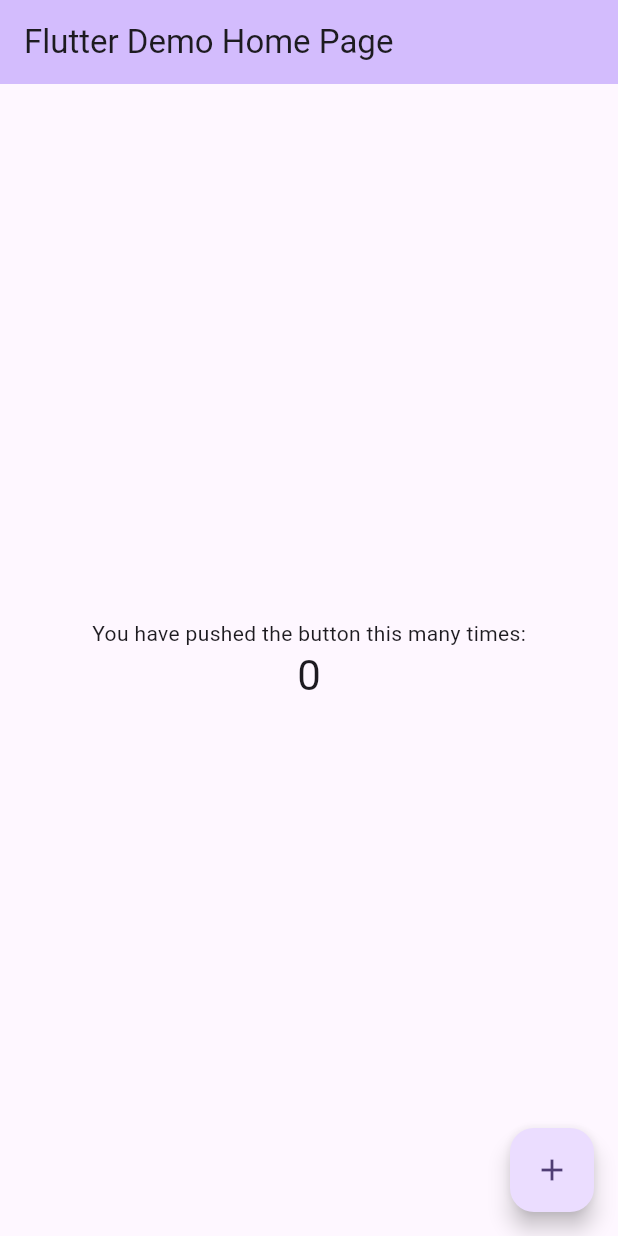
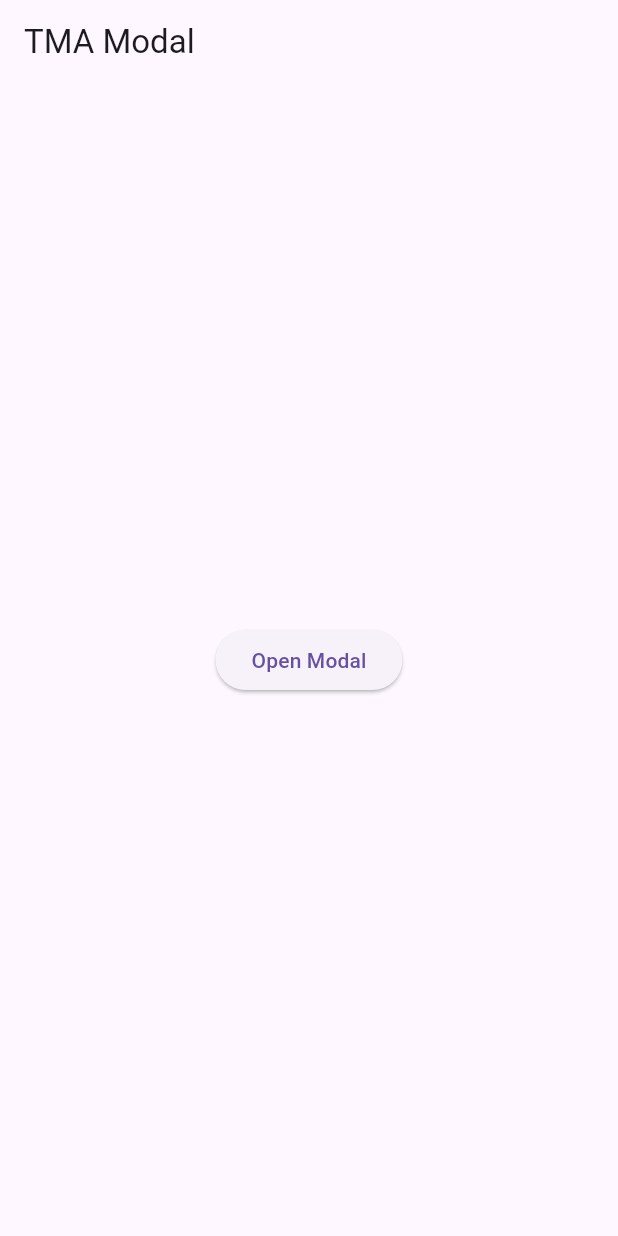
Before and after one commit to MKGone/TMA_task, a Flutter app: the screen it shows after launch, on a phone screen of 412 x 824 dp. Run offline on Flutter 3.47's test engine with Material 3 defaults, Android fonts, the phone set to English and light mode, and no system bars; our stand-ins replace equatable, flutter_bloc, webview_flutter.

Commit message:
Implemented main structure

```diff
--- a/lib/domain/entities/modal_entity.dart
+++ b/lib/domain/entities/modal_entity.dart
@@ -0,0 +1,22 @@
+import 'package:equatable/equatable.dart';
+
+enum ModalViewState { collapsed, halfExpanded, fullExpanded }
+
+class ModalEntity extends Equatable {
+  final ModalViewState state;
+  final double heightPercentage;
+  final String url;
+
+  const ModalEntity({required this.state, this.heightPercentage = 0.5, required this.url});
+
+  ModalEntity copyWith({ModalViewState? state, double? heightPercentage, String? url}) {
+    return ModalEntity(
+      state: state ?? this.state,
+      heightPercentage: heightPercentage ?? this.heightPercentage,
+      url: url ?? this.url,
+    );
+  }
+
+  @override
+  List<Object> get props => [state, heightPercentage, url];
+}
--- a/lib/main.dart
+++ b/lib/main.dart
@@ -1,4 +1,7 @@
 import 'package:flutter/material.dart';
+import 'package:flutter_bloc/flutter_bloc.dart';
+import 'package:tma_task/presentation/blocs/modal/modal_bloc.dart';
+import 'package:tma_task/presentation/screens/home_screen.dart';
 
 void main() {
   runApp(const MyApp());
@@ -7,116 +10,13 @@ void main() {
 class MyApp extends StatelessWidget {
   const MyApp({super.key});
 
-  // This widget is the root of your application.
   @override
   Widget build(BuildContext context) {
     return MaterialApp(
-      title: 'Flutter Demo',
-      theme: ThemeData(
-        // This is the theme of your application.
-        //
-        // TRY THIS: Try running your application with "flutter run". You'll see
-        // the application has a purple toolbar. Then, without quitting the app,
-        // try changing the seedColor in the colorScheme below to Colors.green
-        // and then invoke "hot reload" (save your changes or press the "hot
-        // reload" button in a Flutter-supported IDE, or press "r" if you used
-        // the command line to start the app).
-        //
-        // Notice that the counter didn't reset back to zero; the application
-        // state is not lost during the reload. To reset the state, use hot
-        // restart instead.
-        //
-        // This works for code too, not just values: Most code changes can be
-        // tested with just a hot reload.
-        colorScheme: ColorScheme.fromSeed(seedColor: Colors.deepPurple),
-      ),
-      home: const MyHomePage(title: 'Flutter Demo Home Page'),
+      debugShowCheckedModeBanner: false,
+      title: 'TMA Modal',
+      theme: ThemeData(primarySwatch: Colors.blue),
+      home: BlocProvider(create: (_) => ModalBloc(), child: const HomeScreen()),
     );
   }
 }
-
-class MyHomePage extends StatefulWidget {
-  const MyHomePage({super.key, required this.title});
-
-  // This widget is the home page of your application. It is stateful, meaning
-  // that it has a State object (defined below) that contains fields that affect
-  // how it looks.
-
-  // This class is the configuration for the state. It holds the values (in this
-  // case the title) provided by the parent (in this case the App widget) and
-  // used by the build method of the State. Fields in a Widget subclass are
-  // always marked "final".
-
-  final String title;
-
-  @override
-  State<MyHomePage> createState() => _MyHomePageState();
-}
-
-class _MyHomePageState extends State<MyHomePage> {
-  int _counter = 0;
-
-  void _incrementCounter() {
-    setState(() {
-      // This call to setState tells the Flutter framework that something has
-      // changed in this State, which causes it to rerun the build method below
-      // so that the display can reflect the updated values. If we changed
-      // _counter without calling setState(), then the build method would not be
-      // called again, and so nothing would appear to happen.
-      _counter++;
-    });
-  }
-
-  @override
-  Widget build(BuildContext context) {
-    // This method is rerun every time setState is called, for instance as done
-    // by the _incrementCounter method above.
-    //
-    // The Flutter framework has been optimized to make rerunning build methods
-    // fast, so that you can just rebuild anything that needs updating rather
-    // than having to individually change instances of widgets.
-    return Scaffold(
-      appBar: AppBar(
-        // TRY THIS: Try changing the color here to a specific color (to
-        // Colors.amber, perhaps?) and trigger a hot reload to see the AppBar
-        // change color while the other colors stay the same.
-        backgroundColor: Theme.of(context).colorScheme.inversePrimary,
-        // Here we take the value from the MyHomePage object that was created by
-        // the App.build method, and use it to set our appbar title.
-        title: Text(widget.title),
-      ),
-      body: Center(
-        // Center is a layout widget. It takes a single child and positions it
-        // in the middle of the parent.
-        child: Column(
-          // Column is also a layout widget. It takes a list of children and
-          // arranges them vertically. By default, it sizes itself to fit its
-          // children horizontally, and tries to be as tall as its parent.
-          //
-          // Column has various properties to control how it sizes itself and
-          // how it positions its children. Here we use mainAxisAlignment to
-          // center the children vertically; the main axis here is the vertical
-          // axis because Columns are vertical (the cross axis would be
-          // horizontal).
-          //
-          // TRY THIS: Invoke "debug painting" (choose the "Toggle Debug Paint"
-          // action in the IDE, or press "p" in the console), to see the
-          // wireframe for each widget.
-          mainAxisAlignment: MainAxisAlignment.center,
-          children: <Widget>[
-            const Text('You have pushed the button this many times:'),
-            Text(
-              '$_counter',
-              style: Theme.of(context).textTheme.headlineMedium,
-            ),
-          ],
-        ),
-      ),
-      floatingActionButton: FloatingActionButton(
-        onPressed: _incrementCounter,
-        tooltip: 'Increment',
-        child: const Icon(Icons.add),
-      ), // This trailing comma makes auto-formatting nicer for build methods.
-    );
-  }
-}
--- a/lib/presentation/blocs/modal/events/modal_event.dart
+++ b/lib/presentation/blocs/modal/events/modal_event.dart
@@ -0,0 +1,28 @@
+part of '../modal_bloc.dart';
+
+abstract class ModalEvent {
+  const ModalEvent();
+}
+
+class OpenModal extends ModalEvent {
+  final String url;
+  const OpenModal(this.url);
+}
+
+class DragUpdate extends ModalEvent {
+  final double delta;
+  const DragUpdate(this.delta);
+}
+
+class DragEnd extends ModalEvent {
+  final double velocity;
+  const DragEnd(this.velocity);
+}
+
+class CollapseModal extends ModalEvent {
+  const CollapseModal();
+}
+
+class CloseModal extends ModalEvent {
+  const CloseModal();
+}
--- a/lib/presentation/blocs/modal/states/modal_state.dart
+++ b/lib/presentation/blocs/modal/states/modal_state.dart
@@ -0,0 +1,44 @@
+part of '../modal_bloc.dart';
+
+class ModalStateData extends Equatable {
+  final bool isLoading;
+  final String? error;
+  final ModalEntity? entity;
+
+  const ModalStateData({this.isLoading = false, this.error, this.entity});
+
+  ModalStateData copyWith({bool? isLoading, String? error, ModalEntity? entity}) {
+    return ModalStateData(
+      isLoading: isLoading ?? this.isLoading,
+      error: error ?? this.error,
+      entity: entity ?? this.entity,
+    );
+  }
+
+  @override
+  List<Object?> get props => [isLoading, error, entity];
+}
+
+abstract class ModalBlocState extends Equatable {
+  final ModalStateData data;
+  const ModalBlocState(this.data);
+
+  @override
+  List<Object?> get props => [data];
+}
+
+class ModalInitial extends ModalBlocState {
+  const ModalInitial() : super(const ModalStateData());
+}
+
+class ModalLoading extends ModalBlocState {
+  const ModalLoading(super.data);
+}
+
+class ModalOpen extends ModalBlocState {
+  const ModalOpen(super.data);
+}
+
+class ModalError extends ModalBlocState {
+  const ModalError(super.data);
+}
--- a/lib/presentation/screens/home_screen.dart
+++ b/lib/presentation/screens/home_screen.dart
@@ -0,0 +1,39 @@
+import 'package:flutter/material.dart';
+import 'package:flutter_bloc/flutter_bloc.dart';
+
+import '../blocs/modal/modal_bloc.dart';
+import '../widgets/custom_modal.dart';
+
+class HomeScreen extends StatelessWidget {
+  const HomeScreen({super.key});
+
+  @override
+  Widget build(BuildContext context) {
+    return Scaffold(
+      appBar: AppBar(title: const Text('TMA Modal')),
+      body: Stack(
+        children: [
+          Center(
+            child: ElevatedButton(
+              onPressed: () =>
+                  context.read<ModalBloc>().add(const OpenModal('https://flutter.dev')),
+              child: const Text('Open Modal'),
+            ),
+          ),
+          BlocBuilder<ModalBloc, ModalBlocState>(
+            builder: (context, state) {
+              if (state is ModalOpen && state.data.entity != null) {
+                return CustomModal(entity: state.data.entity!);
+              } else if (state is ModalError) {
+                return Center(child: Text(state.data.error ?? 'Unknown error'));
+              } else if (state is ModalLoading) {
+                return const Center(child: CircularProgressIndicator());
+              }
+              return const SizedBox.shrink();
+            },
+          ),
+        ],
+      ),
+    );
+  }
+}
--- a/pubspec.yaml
+++ b/pubspec.yaml
@@ -36,6 +36,7 @@ dependencies:
   cupertino_icons: ^1.0.8
   flutter_bloc: ^9.1.1
   webview_flutter: ^4.13.0
+  equatable: ^2.0.7
 
 dev_dependencies:
   flutter_test:
```
Also changed, not shown: lib/domain/usecases/calculate_snap.dart (+9 -0 lines), lib/presentation/blocs/modal/modal_bloc.dart (+82 -0 lines), lib/presentation/widgets/custom_modal.dart (+49 -0 lines), lib/presentation/widgets/drag_handle.dart (+15 -0 lines), lib/presentation/widgets/modal_header.dart (+43 -0 lines), lib/presentation/widgets/web_view_container.dart (+49 -0 lines), pubspec.lock, 2 other files.
